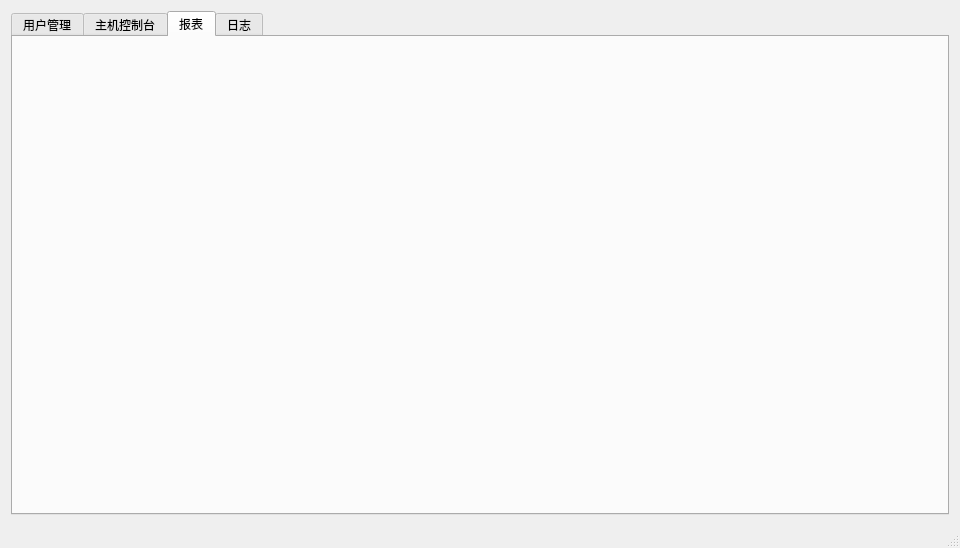
fengshenfeilian/airCondition, file master/mainwindow.ui: the form before one commit.
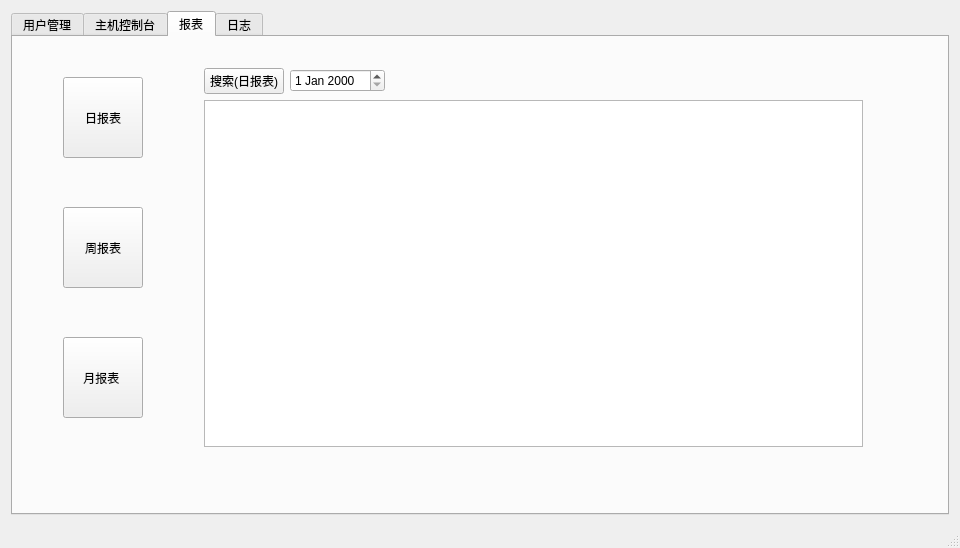
The form after the commit. The open tabs and pages were chosen to show the change.

```diff
--- a/master/mainwindow.ui
+++ b/master/mainwindow.ui
@@ -394,6 +394,178 @@
        <attribute name="title">
         <string>报表</string>
        </attribute>
+       <widget class="QPushButton" name="pbReportDay">
+        <property name="geometry">
+         <rect>
+          <x>50</x>
+          <y>40</y>
+          <width>80</width>
+          <height>81</height>
+         </rect>
+        </property>
+        <property name="text">
+         <string>日报表</string>
+        </property>
+       </widget>
+       <widget class="QPushButton" name="pbReportWeek">
+        <property name="geometry">
+         <rect>
+          <x>50</x>
+          <y>170</y>
+          <width>80</width>
+          <height>81</height>
+         </rect>
+        </property>
+        <property name="text">
+         <string>周报表</string>
+        </property>
+       </widget>
+       <widget class="QPushButton" name="pbReportMon">
+        <property name="geometry">
+         <rect>
+          <x>50</x>
+          <y>300</y>
+          <width>80</width>
+          <height>81</height>
+         </rect>
+        </property>
+        <property name="text">
+         <string>月报表 </string>
+        </property>
+       </widget>
+       <widget class="QStackedWidget" name="reportStack">
+        <property name="geometry">
+         <rect>
+          <x>180</x>
+          <y>10</y>
+          <width>711</width>
+          <height>421</height>
+         </rect>
+        </property>
+        <property name="currentIndex">
+         <number>0</number>
+        </property>
+        <widget class="QWidget" name="page_6">
+         <widget class="QWidget" name="gridLayoutWidget_2">
+          <property name="geometry">
+           <rect>
+            <x>0</x>
+            <y>10</y>
+            <width>681</width>
+            <height>401</height>
+           </rect>
+          </property>
+          <layout class="QGridLayout" name="gridLayout_5">
+           <item row="0" column="2">
+            <spacer name="horizontalSpacer_3">
+             <property name="orientation">
+              <enum>Qt::Horizontal</enum>
+             </property>
+             <property name="sizeHint" stdset="0">
+              <size>
+               <width>40</width>
+               <height>20</height>
+              </size>
+             </property>
+            </spacer>
+           </item>
+           <item row="1" column="0" colspan="4">
+            <widget class="QTableWidget" name="tableWidget"/>
+           </item>
+           <item row="0" column="0">
+            <widget class="QPushButton" name="pbReportDaySearch">
+             <property name="text">
+              <string>搜索(日报表)</string>
+             </property>
+            </widget>
+           </item>
+           <item row="0" column="1">
+            <widget class="QDateEdit" name="dateEdit_2"/>
+           </item>
+          </layout>
+         </widget>
+        </widget>
+        <widget class="QWidget" name="page_7">
+         <widget class="QWidget" name="gridLayoutWidget_3">
+          <property name="geometry">
+           <rect>
+            <x>10</x>
+            <y>10</y>
+            <width>671</width>
+            <height>391</height>
+           </rect>
+          </property>
+          <layout class="QGridLayout" name="gridLayout_6">
+           <item row="0" column="0">
+            <widget class="QPushButton" name="pbReportWeekSearch">
+             <property name="text">
+              <string>搜索(周报表)</string>
+             </property>
+            </widget>
+           </item>
+           <item row="1" column="0" colspan="3">
+            <widget class="QTableView" name="tableView"/>
+           </item>
+           <item row="0" column="2">
+            <spacer name="horizontalSpacer_4">
+             <property name="orientation">
+              <enum>Qt::Horizontal</enum>
+             </property>
+             <property name="sizeHint" stdset="0">
+              <size>
+               <width>40</width>
+               <height>20</height>
+              </size>
+             </property>
+            </spacer>
+           </item>
+           <item row="0" column="1">
+            <widget class="QDateEdit" name="dateEdit_3"/>
+           </item>
+          </layout>
+         </widget>
+        </widget>
+        <widget class="QWidget" name="page_8">
+         <widget class="QWidget" name="gridLayoutWidget_4">
+          <property name="geometry">
+           <rect>
+            <x>0</x>
+            <y>0</y>
+            <width>691</width>
+            <height>411</height>
+           </rect>
+          </property>
+          <layout class="QGridLayout" name="gridLayout_7">
+           <item row="1" column="0" colspan="3">
+            <widget class="QTableView" name="tableView_2"/>
+           </item>
+           <item row="0" column="0">
+            <widget class="QPushButton" name="pbReportMonSearch">
+             <property name="text">
+              <string>搜索(月报表)</string>
+             </property>
+            </widget>
+           </item>
+           <item row="0" column="2">
+            <spacer name="horizontalSpacer_5">
+             <property name="orientation">
+              <enum>Qt::Horizontal</enum>
+             </property>
+             <property name="sizeHint" stdset="0">
+              <size>
+               <width>40</width>
+               <height>20</height>
+              </size>
+             </property>
+            </spacer>
+           </item>
+           <item row="0" column="1">
+            <widget class="QDateEdit" name="dateEdit_4"/>
+           </item>
+          </layout>
+         </widget>
+        </widget>
+       </widget>
       </widget>
       <widget class="QWidget" name="tab_4">
        <attribute name="title">
```
Left out of the diff: 4 changed lines with no effect on the pictures.
